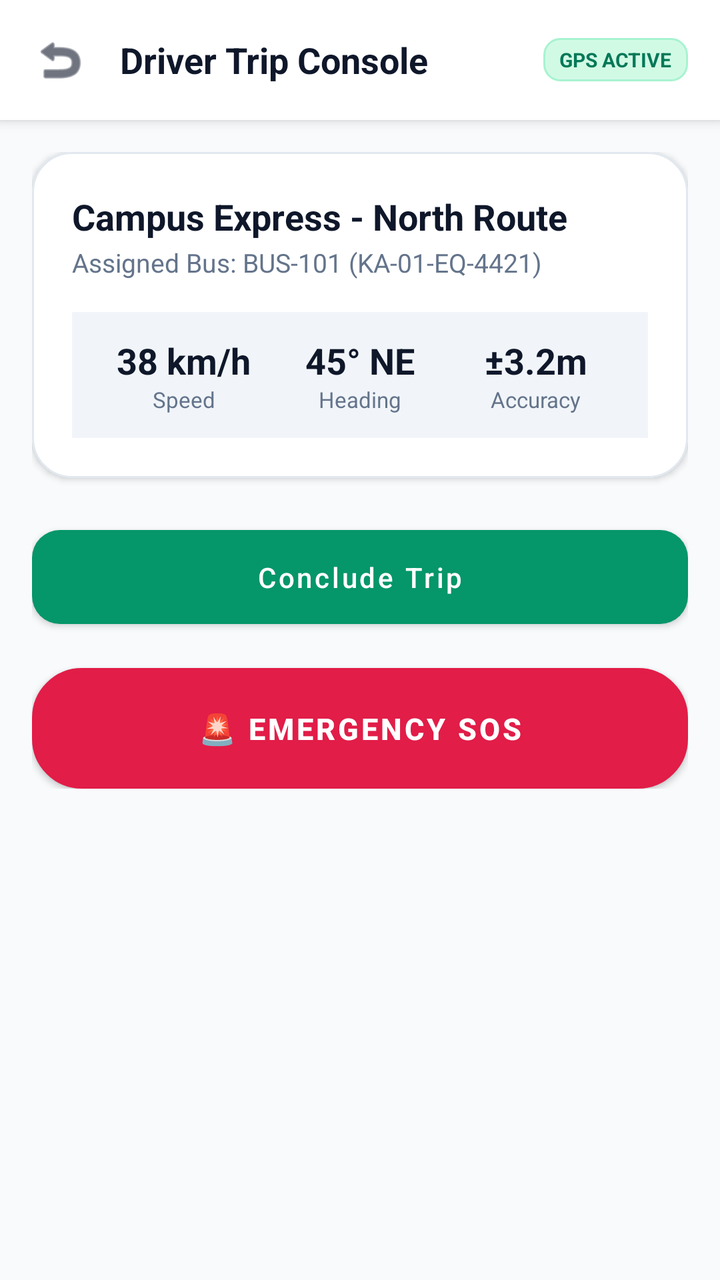
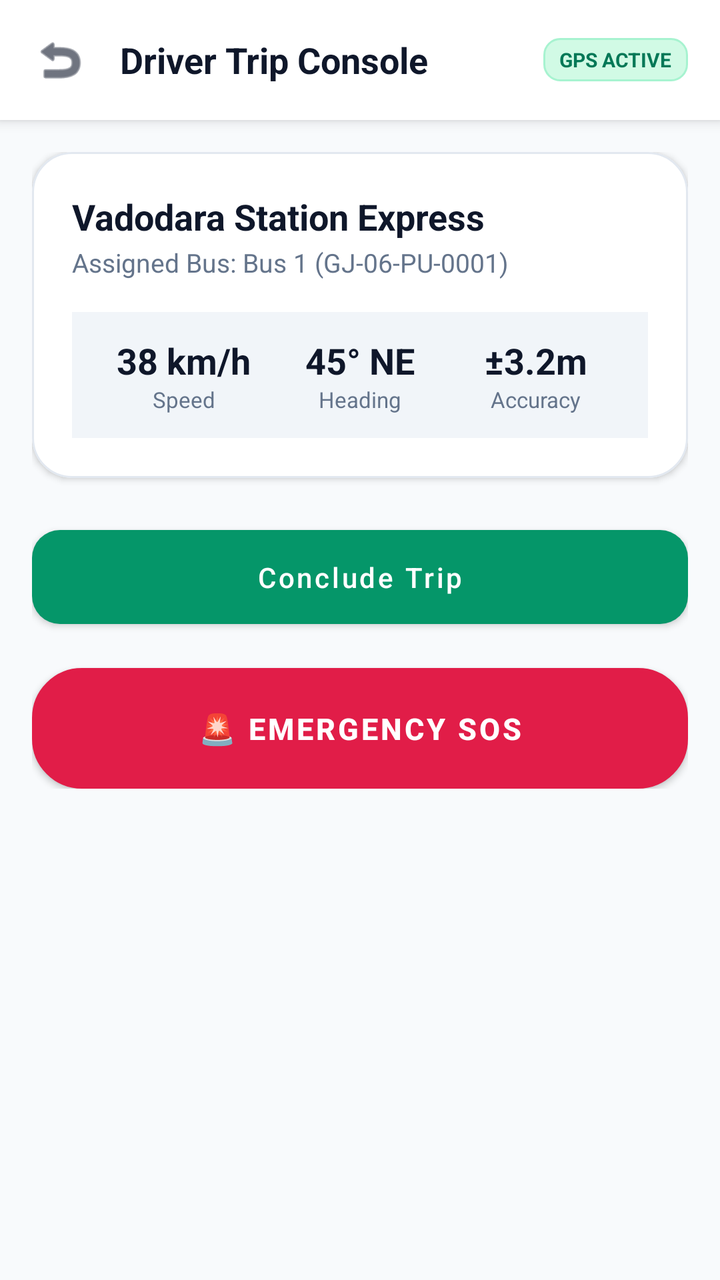

Before-and-after screenshots of an Android layout around one commit, followed by the original layout XML and the change that was made.
<!-- AndroidManifest.xml: application theme Theme.UniTrack -->
<!-- res/layout/activity_driver_trip.xml -->
<?xml version="1.0" encoding="utf-8"?>
<ScrollView xmlns:android="http://schemas.android.com/apk/res/android"
    xmlns:app="http://schemas.android.com/apk/res-auto"
    android:layout_width="match_parent"
    android:layout_height="match_parent"
    android:background="@color/background"
    android:fillViewport="true">

    <LinearLayout
        android:layout_width="match_parent"
        android:layout_height="wrap_content"
        android:orientation="vertical">

        
        <LinearLayout
            android:layout_width="match_parent"
            android:layout_height="wrap_content"
            android:background="@color/white"
            android:elevation="4dp"
            android:gravity="center_vertical"
            android:orientation="horizontal"
            android:padding="16dp">

            <ImageView
                android:id="@+id/btnBack"
                android:layout_width="28dp"
                android:layout_height="28dp"
                android:clickable="true"
                android:focusable="true"
                android:src="@android:drawable/ic_menu_revert"
                app:tint="@color/text_primary" />

            <TextView
                android:layout_width="0dp"
                android:layout_height="wrap_content"
                android:layout_marginStart="16dp"
                android:layout_weight="1"
                android:text="Driver Trip Console"
                android:textColor="@color/text_primary"
                android:textSize="18sp"
                android:textStyle="bold" />

            <TextView
                android:id="@+id/tvGpsStatusBadge"
                android:layout_width="wrap_content"
                android:layout_height="wrap_content"
                android:background="@drawable/bg_badge_emerald"
                android:paddingStart="8dp"
                android:paddingTop="4dp"
                android:paddingEnd="8dp"
                android:paddingBottom="4dp"
                android:text="GPS ACTIVE"
                android:textColor="@color/primary_dark"
                android:textSize="10sp"
                android:textStyle="bold" />
        </LinearLayout>

        <LinearLayout
            android:layout_width="match_parent"
            android:layout_height="wrap_content"
            android:orientation="vertical"
            android:padding="16dp">

            
            <com.google.android.material.card.MaterialCardView
                style="@style/Widget.UniTrack.Card"
                android:layout_width="match_parent"
                android:layout_height="wrap_content"
                app:cardCornerRadius="20dp">

                <LinearLayout
                    android:layout_width="match_parent"
                    android:layout_height="wrap_content"
                    android:orientation="vertical"
                    android:padding="20dp">

                    <TextView
                        android:id="@+id/tvTripRouteName"
                        android:layout_width="wrap_content"
                        android:layout_height="wrap_content"
                        android:text="Campus Express - North Route"
                        android:textColor="@color/text_primary"
                        android:textSize="18sp"
                        android:textStyle="bold" />

                    <TextView
                        android:id="@+id/tvTripBusInfo"
                        android:layout_width="wrap_content"
                        android:layout_height="wrap_content"
                        android:layout_marginTop="2dp"
                        android:text="Assigned Bus: BUS-101 (KA-01-EQ-4421)"
                        android:textColor="@color/text_secondary"
                        android:textSize="13sp" />

                    
                    <LinearLayout
                        android:layout_width="match_parent"
                        android:layout_height="wrap_content"
                        android:layout_marginTop="16dp"
                        android:background="#F1F5F9"
                        android:orientation="horizontal"
                        android:padding="12dp">

                        <LinearLayout
                            android:layout_width="0dp"
                            android:layout_height="wrap_content"
                            android:layout_weight="1"
                            android:gravity="center"
                            android:orientation="vertical">

                            <TextView
                                android:id="@+id/tvLiveSpeed"
                                android:layout_width="wrap_content"
                                android:layout_height="wrap_content"
                                android:text="38 km/h"
                                android:textColor="@color/text_primary"
                                android:textSize="18sp"
                                android:textStyle="bold" />

                            <TextView
                                android:layout_width="wrap_content"
                                android:layout_height="wrap_content"
                                android:text="Speed"
                                android:textColor="@color/text_secondary"
                                android:textSize="11sp" />
                        </LinearLayout>

                        <LinearLayout
                            android:layout_width="0dp"
                            android:layout_height="wrap_content"
                            android:layout_weight="1"
                            android:gravity="center"
                            android:orientation="vertical">

                            <TextView
                                android:id="@+id/tvLiveHeading"
                                android:layout_width="wrap_content"
                                android:layout_height="wrap_content"
                                android:text="45° NE"
                                android:textColor="@color/text_primary"
                                android:textSize="18sp"
                                android:textStyle="bold" />

                            <TextView
                                android:layout_width="wrap_content"
                                android:layout_height="wrap_content"
                                android:text="Heading"
                                android:textColor="@color/text_secondary"
                                android:textSize="11sp" />
                        </LinearLayout>

                        <LinearLayout
                            android:layout_width="0dp"
                            android:layout_height="wrap_content"
                            android:layout_weight="1"
                            android:gravity="center"
                            android:orientation="vertical">

                            <TextView
                                android:id="@+id/tvLiveAccuracy"
                                android:layout_width="wrap_content"
                                android:layout_height="wrap_content"
                                android:text="±3.2m"
                                android:textColor="@color/text_primary"
                                android:textSize="18sp"
                                android:textStyle="bold" />

                            <TextView
                                android:layout_width="wrap_content"
                                android:layout_height="wrap_content"
                                android:text="Accuracy"
                                android:textColor="@color/text_secondary"
                                android:textSize="11sp" />
                        </LinearLayout>

                    </LinearLayout>

                </LinearLayout>
            </com.google.android.material.card.MaterialCardView>

            
            <com.google.android.material.button.MaterialButton
                android:id="@+id/btnTripToggle"
                style="@style/Widget.UniTrack.Button.Primary"
                android:layout_width="match_parent"
                android:layout_height="wrap_content"
                android:layout_marginTop="20dp"
                android:text="Conclude Trip" />

            
            <com.google.android.material.button.MaterialButton
                android:id="@+id/btnEmergencySos"
                style="@style/Widget.UniTrack.Button.Danger"
                android:layout_width="match_parent"
                android:layout_height="wrap_content"
                android:layout_marginTop="16dp"
                android:background="@drawable/bg_sos_button"
                android:text="🚨 EMERGENCY SOS"
                android:textSize="15sp"
                android:textStyle="bold" />

        </LinearLayout>
    </LinearLayout>
</ScrollView>
<!-- resources referenced by this layout -->
<resources>
  <color name="background">#F8FAFC</color>
  <color name="primary_dark">#047857</color>
  <color name="text_primary">#0F172A</color>
  <color name="text_secondary">#64748B</color>
  <color name="white">#FFFFFF</color>
  <!-- drawable bg_badge_emerald (drawable) -->
  <?xml version="1.0" encoding="utf-8"?>
  <shape xmlns:android="http://schemas.android.com/apk/res/android"
      android:shape="rectangle">
      <corners android:radius="8dp" />
      <solid android:color="#D1FAE5" />
      <stroke android:width="1dp" android:color="#A7F3D0" />
  </shape>
  <!-- drawable bg_sos_button (drawable) -->
  <?xml version="1.0" encoding="utf-8"?>
  <ripple xmlns:android="http://schemas.android.com/apk/res/android"
      android:color="#FECDD3">
      <item>
          <shape android:shape="rectangle">
              <corners android:radius="24dp" />
              <gradient
                  android:angle="45"
                  android:startColor="#BE123C"
                  android:endColor="#E11D48"
                  android:type="linear" />
              <stroke
                  android:width="2dp"
                  android:color="#FDA4AF" />
          </shape>
      </item>
  </ripple>
  <style name="Widget.UniTrack.Button.Danger" parent="Widget.MaterialComponents.Button">
          <item name="backgroundTint">@color/danger</item>
          <item name="android:textColor">@color/pure_white</item>
          <item name="cornerRadius">14dp</item>
          <item name="android:textAllCaps">false</item>
          <item name="android:paddingTop">14dp</item>
          <item name="android:paddingBottom">14dp</item>
          <item name="android:fontFamily">sans-serif-medium</item>
      </style>
  <style name="Widget.UniTrack.Button.Primary" parent="Widget.MaterialComponents.Button">
          <item name="backgroundTint">@color/primary</item>
          <item name="android:textColor">@color/pure_white</item>
          <item name="cornerRadius">14dp</item>
          <item name="android:textAllCaps">false</item>
          <item name="android:paddingTop">14dp</item>
          <item name="android:paddingBottom">14dp</item>
          <item name="android:fontFamily">sans-serif-medium</item>
      </style>
  <style name="Widget.UniTrack.Card" parent="Widget.MaterialComponents.CardView">
          <item name="cardCornerRadius">20dp</item>
          <item name="cardElevation">2dp</item>
          <item name="cardBackgroundColor">@color/card_background</item>
          <item name="strokeColor">@color/border</item>
          <item name="strokeWidth">1dp</item>
      </style>
  <color name="danger">#E11D48</color>
  <color name="pure_white">#FFFFFF</color>
  <color name="primary">#059669</color>
  <color name="card_background">#FFFFFF</color>
  <color name="border">#E2E8F0</color>
  <color name="secondary">#0F172A</color>
  <color name="secondary_light">#1E293B</color>
  <color name="surface">#FFFFFF</color>
  <color name="input_hint">#64748B</color>
  <color name="input_text">#0F172A</color>
  <style name="Widget.UniTrack.TextInputLayout" parent="Widget.MaterialComponents.TextInputLayout.OutlinedBox">
          <item name="boxStrokeColor">@color/primary</item>
          <item name="hintTextColor">@color/primary</item>
          <item name="android:textColorHint">@color/input_hint</item>
          <item name="boxBackgroundColor">@color/input_background</item>
          <item name="boxCornerRadiusTopStart">12dp</item>
          <item name="boxCornerRadiusTopEnd">12dp</item>
          <item name="boxCornerRadiusBottomStart">12dp</item>
          <item name="boxCornerRadiusBottomEnd">12dp</item>
      </style>
  <style name="Widget.UniTrack.EditText" parent="Widget.MaterialComponents.TextInputEditText.OutlinedBox">
          <item name="android:textColor">@color/input_text</item>
          <item name="android:textColorHint">@color/input_hint</item>
          <item name="android:textSize">14sp</item>
      </style>
  <color name="input_background">#FFFFFF</color>
  <!-- unchanged entries left out for length: 1 -->
</resources>

<!-- the commit's change to res/layout/activity_driver_trip.xml (unified diff, before → after) -->
@@ -78,7 +78,7 @@
                         android:id="@+id/tvTripRouteName"
                         android:layout_width="wrap_content"
                         android:layout_height="wrap_content"
-                        android:text="Campus Express - North Route"
+                        android:text="Vadodara Station Express"
                         android:textColor="@color/text_primary"
                         android:textSize="18sp"
                         android:textStyle="bold" />
@@ -88,7 +88,7 @@
                         android:layout_width="wrap_content"
                         android:layout_height="wrap_content"
                         android:layout_marginTop="2dp"
-                        android:text="Assigned Bus: BUS-101 (KA-01-EQ-4421)"
+                        android:text="Assigned Bus: Bus 1 (GJ-06-PU-0001)"
                         android:textColor="@color/text_secondary"
                         android:textSize="13sp" />
 
